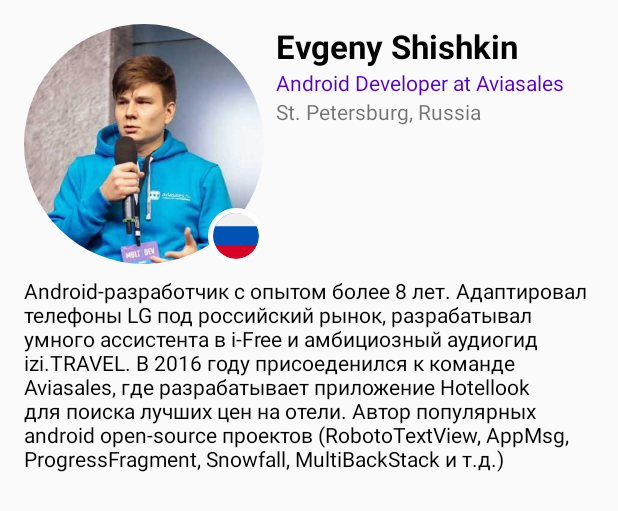
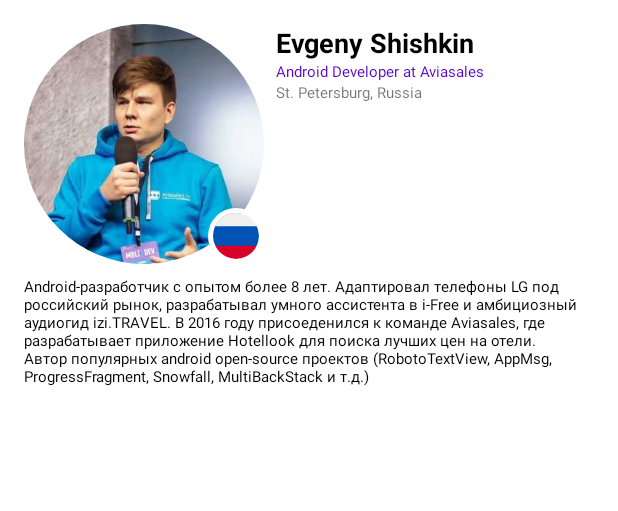
Before and after one commit to sukhoikms27/DevSchoolApp, an Android app: the layout speaker_info_activity.xml on its own in the app's theme, with its tools: preview values and no code run, on a phone screen of 412 x 824 dp. Shown: the top 511 px of the screen. Run offline under Robolectric (Android 15) with nearby library versions, the phone set to English and light mode, and no system bars; network calls fail.

Commit message:
refactoring network and view

```diff
--- a/app/build.gradle
+++ b/app/build.gradle
@@ -31,6 +31,8 @@ dependencies {
     implementation 'de.hdodenhof:circleimageview:2.2.0'
     implementation "org.jetbrains.kotlin:kotlin-reflect:1.3.20"
     implementation 'androidx.recyclerview:recyclerview:1.0.0'
+    implementation 'com.google.android.material:material:1.0.0'
+    implementation 'com.squareup.picasso:picasso:2.71828'
 
 //  Network
     implementation 'com.squareup.retrofit2:retrofit:2.5.0'
--- /dev/null
+++ b/app/src/main/res/drawable/shape_oval_coral.xml
@@ -0,0 +1,8 @@
+<?xml version="1.0" encoding="utf-8"?>
+<selector xmlns:android="http://schemas.android.com/apk/res/android">
+    <item>
+        <shape android:shape="oval">
+            <solid android:color="@color/coral"/>
+        </shape>
+    </item>
+</selector>
--- a/app/src/main/res/layout/speaker_info_activity.xml
+++ b/app/src/main/res/layout/speaker_info_activity.xml
@@ -38,7 +38,7 @@
             style="@style/Text.Primary"
             android:layout_width="0dp"
             android:layout_height="wrap_content"
-            android:layout_marginStart="@dimen/small_margin_size"
+            android:layout_marginStart="@dimen/middle_margin_size"
             android:text="@string/Author"
             app:layout_constraintEnd_toEndOf="parent"
             app:layout_constraintStart_toEndOf="@id/speakerPhoto"
@@ -50,7 +50,7 @@
             style="@style/Text.Stylished"
             android:layout_width="wrap_content"
             android:layout_height="wrap_content"
-            android:layout_marginStart="@dimen/small_margin_size"
+            android:layout_marginStart="@dimen/middle_margin_size"
             android:text="@string/job"
             app:layout_constraintStart_toEndOf="@id/speakerPhoto"
             app:layout_constraintTop_toBottomOf="@id/speakerName" />
@@ -60,7 +60,7 @@
             style="@style/Text"
             android:layout_width="wrap_content"
             android:layout_height="wrap_content"
-            android:layout_marginStart="@dimen/small_margin_size"
+            android:layout_marginStart="@dimen/middle_margin_size"
             android:text="@string/location"
             app:layout_constraintStart_toEndOf="@id/speakerPhoto"
             app:layout_constraintTop_toBottomOf="@+id/speakerJob" />
@@ -69,7 +69,7 @@
             android:id="@+id/telegram"
             android:layout_width="24dp"
             android:layout_height="24dp"
-            android:layout_margin="@dimen/small_margin_size"
+            android:layout_margin="@dimen/middle_margin_size"
             android:src="@drawable/ic_telegram"
             android:visibility="gone"
             app:layout_constraintBottom_toBottomOf="@id/speakerPhoto"
@@ -79,7 +79,7 @@
             android:id="@+id/twitter"
             android:layout_width="24dp"
             android:layout_height="24dp"
-            android:layout_margin="@dimen/small_margin_size"
+            android:layout_margin="@dimen/middle_margin_size"
             android:src="@drawable/ic_twitter"
             android:visibility="gone"
             app:layout_constraintBottom_toBottomOf="@id/speakerPhoto"
@@ -89,7 +89,7 @@
             android:id="@+id/link"
             android:layout_width="24dp"
             android:layout_height="24dp"
-            android:layout_margin="@dimen/small_margin_size"
+            android:layout_margin="@dimen/middle_margin_size"
             android:src="@drawable/ic_link_variant"
             android:visibility="gone"
             app:layout_constraintBottom_toBottomOf="@id/speakerPhoto"
@@ -100,7 +100,7 @@
             style="@style/TextView"
             android:layout_width="match_parent"
             android:layout_height="wrap_content"
-            android:layout_marginTop="@dimen/small_margin_size"
+            android:layout_marginTop="@dimen/middle_margin_size"
             android:text="@string/about"
             app:layout_constraintTop_toBottomOf="@id/speakerPhoto" />
 
@@ -130,18 +130,21 @@
             style="@style/TextView.Secondary"
             android:layout_width="wrap_content"
             android:layout_height="wrap_content"
-            android:layout_marginTop="@dimen/small_margin_size"
+            android:layout_marginTop="@dimen/middle_margin_size"
             android:text="@string/room"
             app:layout_constraintStart_toStartOf="parent"
             app:layout_constraintTop_toBottomOf="@+id/topic" />
 
-        <TextView
+        <com.google.android.material.chip.Chip
             android:id="@+id/track"
             style="@style/TextView.Chips"
             android:layout_width="wrap_content"
             android:layout_height="wrap_content"
-            android:layout_marginTop="@dimen/small_margin_size"
             android:text="@string/track"
+            app:chipIcon="@drawable/shape_oval_coral"
+            android:layout_marginTop="@dimen/middle_margin_size"
+            app:chipIconSize="12dp"
+            app:iconStartPadding="@dimen/small_margin_size"
             app:layout_constraintStart_toStartOf="parent"
             app:layout_constraintTop_toBottomOf="@id/room" />
 
@@ -150,20 +153,11 @@
             style="@style/Text.Primary"
             android:layout_width="wrap_content"
             android:layout_height="wrap_content"
-            android:layout_marginTop="@dimen/small_margin_size"
+            android:layout_marginTop="@dimen/middle_margin_size"
             android:text="@string/time"
             app:layout_constraintStart_toStartOf="parent"
             app:layout_constraintTop_toBottomOf="@id/track" />
 
-        <TextView
-            android:id="@+id/date"
-            style="@style/Text.Stylished"
-            android:layout_width="wrap_content"
-            android:layout_height="0dp"
-            android:layout_marginStart="8dp"
-            android:text="@string/date"
-            app:layout_constraintBaseline_toBaselineOf="@id/time"
-            app:layout_constraintStart_toEndOf="@id/time" />
     </androidx.constraintlayout.widget.ConstraintLayout>
 
 
--- a/app/src/main/res/values/dimens.xml
+++ b/app/src/main/res/values/dimens.xml
@@ -1,7 +1,8 @@
 <?xml version="1.0" encoding="utf-8"?>
 <resources>
-    <dimen name="secondary_text_size">18sp</dimen>
-    <dimen name="primary_text_size">22sp</dimen>
-    <dimen name="typical_text_size">14sp</dimen>
-    <dimen name="small_margin_size">8dp</dimen>
+    <dimen name="secondary_text_size">14sp</dimen>
+    <dimen name="primary_text_size">18sp</dimen>
+    <dimen name="typical_text_size">10sp</dimen>
+    <dimen name="middle_margin_size">8dp</dimen>
+    <dimen name="small_margin_size">4dp</dimen>
 </resources>
--- a/app/src/main/res/values/styles.xml
+++ b/app/src/main/res/values/styles.xml
@@ -1,7 +1,7 @@
 <resources>
 
     <!-- Base application theme. -->
-    <style name="AppTheme" parent="Theme.AppCompat.Light.DarkActionBar">
+    <style name="AppTheme" parent="Theme.MaterialComponents.Light.DarkActionBar">
         <!-- Customize your theme here. -->
         <item name="colorPrimary">@color/colorPrimary</item>
         <item name="colorPrimaryDark">@color/colorPrimaryDark</item>
@@ -58,13 +58,9 @@
         <item name="android:textAppearance">@style/Button</item>
         <item name="android:textStyle">bold</item>
         <item name="android:textAlignment">center</item>
-        <item name="android:layout_marginBottom">8dp</item>
-        <item name="android:padding">8dp</item>
-
     </style>
 
     <style name="Text.Clock">
-        <item name="android:fontFamily"></item>
     </style>
 
 </resources>
```
Also changed, not shown: app/src/main/java/com/example/lsuhinin/myapplication/LectureInfoActivity.kt (+8 -13 lines), app/src/main/java/com/example/lsuhinin/myapplication/LecturesListActivity.kt (+7 -6 lines), app/src/main/java/com/example/lsuhinin/myapplication/SpeakerInfoActivity.kt (+12 -11 lines), app/src/main/java/com/example/lsuhinin/myapplication/adapter/LecturesAdapter.kt (+16 -14 lines), app/src/main/java/com/example/lsuhinin/myapplication/api/DevFestApi.kt (added, +32 -0 lines), app/src/main/java/com/example/lsuhinin/myapplication/network/NetworkModule.kt (+12 -32 lines), app/src/main/java/com/example/lsuhinin/myapplication/pojo/Entities.kt (added, +75 -0 lines), app/src/main/java/com/example/lsuhinin/myapplication/pojo/Speaker.kt (deleted, +0 -229 lines), app/src/main/res/drawable/shape_oval_prismatic_blue.xml (added, +8 -0 lines), app/src/main/res/drawable/shape_oval_violet.xml (added, +8 -0 lines), app/src/main/res/layout/lecture_info_activity.xml (+7 -4 lines), app/src/main/res/layout/lecture_item_view.xml (+51 -42 lines).
